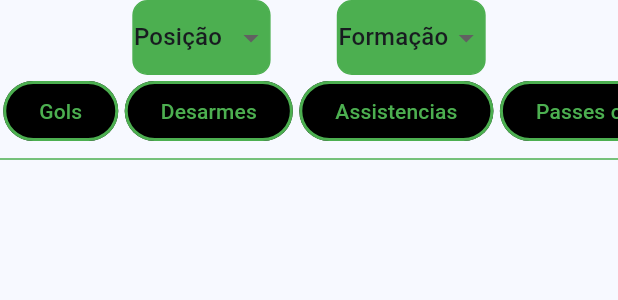
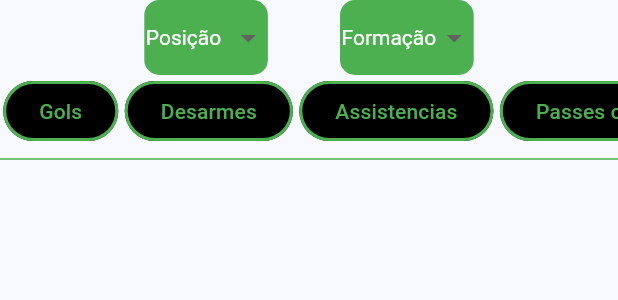
Before and after one commit to viniciusmarchioni/tccf, a Flutter app: the PesquisaAvancada widget shown alone on an empty page, opened directly with empty values, on a phone screen of 412 x 824 dp. Shown: the top 300 px of the screen. Run offline on Flutter 3.47's test engine with Material 3 defaults, Android fonts, the phone set to English and light mode, and no system bars; our stand-ins replace cached_network_image, carousel_slider; network calls fail.

Commit message:
Corrige dropDownMenu pesquisa avançada

```diff
--- a/lib/pesquisa_avancada.dart
+++ b/lib/pesquisa_avancada.dart
@@ -105,6 +105,9 @@ class _PesquisaAvancadaState extends State<PesquisaAvancada> {
                   child: DropdownButton(
                 dropdownColor: Colors.green,
                 menuMaxHeight: 300,
+                style: const TextStyle(
+                  color: Colors.white,
+                ),
                 value: dropDownValuePos,
                 items: [
                   for (var i in posicoes)
@@ -130,6 +133,9 @@ class _PesquisaAvancadaState extends State<PesquisaAvancada> {
                   child: DropdownButton(
                 dropdownColor: Colors.green,
                 menuMaxHeight: 300,
+                style: const TextStyle(
+                  color: Colors.white,
+                ),
                 value: dropDownValueForm,
                 items: [
                   for (var i in formacoes)
```
